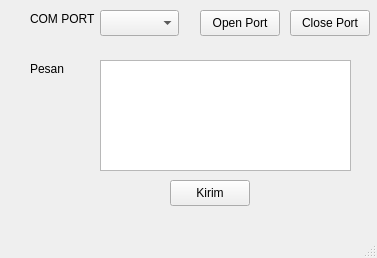
Above: SerialCom/mainwindow.ui from ekharisma/serialComQt before the change. Below: the same form after it.
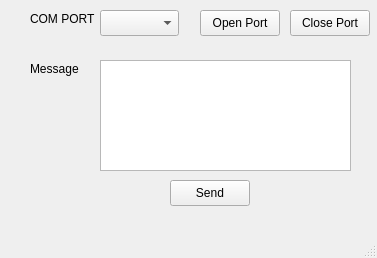
That is the form after the change.

What changed in the file:
```diff
--- a/SerialCom/mainwindow.ui
+++ b/SerialCom/mainwindow.ui
@@ -70,7 +70,7 @@
      </rect>
     </property>
     <property name="text">
-     <string>Pesan</string>
+     <string>Message</string>
     </property>
    </widget>
    <widget class="QPushButton" name="closePortBtn">
@@ -96,7 +96,7 @@
      </rect>
     </property>
     <property name="text">
-     <string>Kirim</string>
+     <string>Send</string>
     </property>
    </widget>
   </widget>
```
